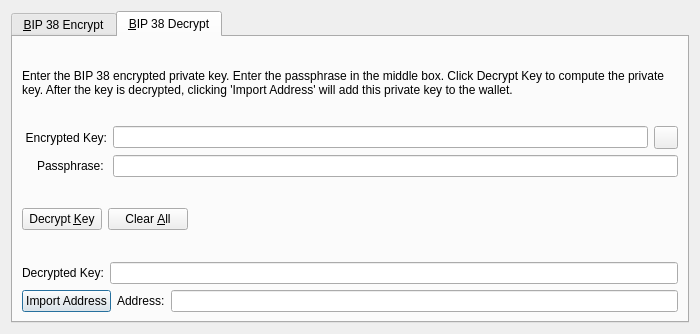
swiftcashproject/swiftcash, file src/qt/forms/bip38tooldialog.ui: the form before one commit.
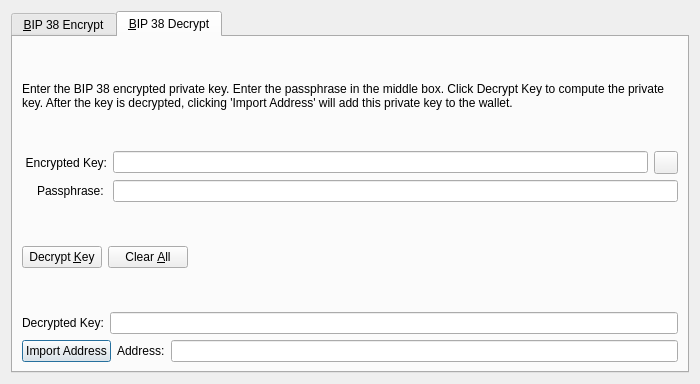
The form after the commit. Icons and pictures are not drawn. Custom widgets are drawn as their Qt base class.

Diff of the .ui file:
```diff
--- a/src/qt/forms/bip38tooldialog.ui
+++ b/src/qt/forms/bip38tooldialog.ui
@@ -7,7 +7,7 @@
     <x>0</x>
     <y>0</y>
     <width>700</width>
-    <height>334</height>
+    <height>384</height>
    </rect>
   </property>
   <property name="windowTitle">
```
